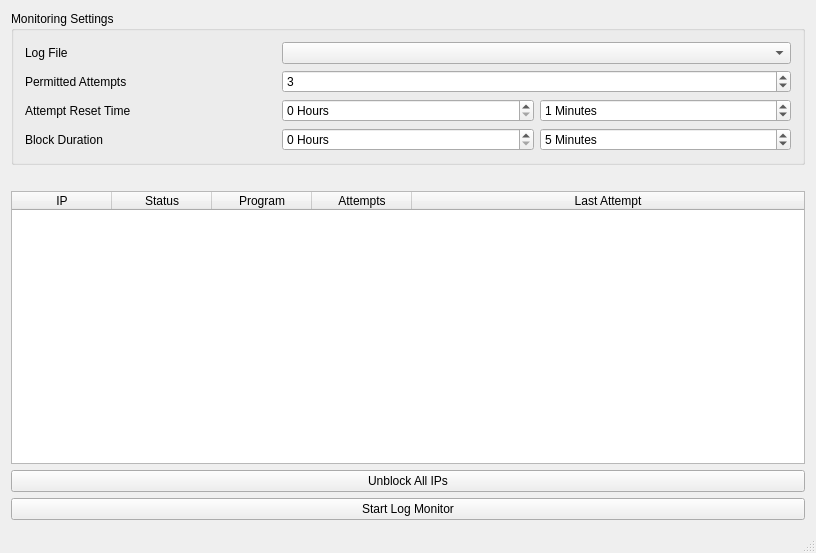
spenserlee/passwd-guess-monitor, file passwd-guess-monitor/mainwindow.ui: the form before one commit.
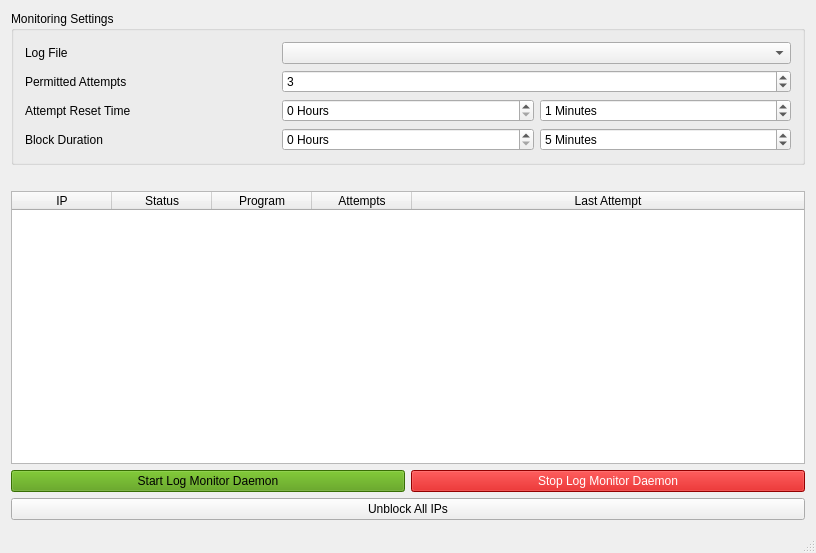
The form after the commit.

Commit message: reads file changes on modification & signal handling to prevent multiple daemons

The edit to the form file:
```diff
--- a/passwd-guess-monitor/mainwindow.ui
+++ b/passwd-guess-monitor/mainwindow.ui
@@ -15,34 +15,7 @@
   </property>
   <widget class="QWidget" name="centralWidget">
    <layout class="QGridLayout" name="gridLayout_2">
-    <item row="1" column="0">
-     <spacer name="horizontalSpacer">
-      <property name="orientation">
-       <enum>Qt::Horizontal</enum>
-      </property>
-      <property name="sizeHint" stdset="0">
-       <size>
-        <width>795</width>
-        <height>20</height>
-       </size>
-      </property>
-     </spacer>
-    </item>
-    <item row="4" column="0">
-     <widget class="QPushButton" name="startBtn">
-      <property name="text">
-       <string>Start Log Monitor</string>
-      </property>
-     </widget>
-    </item>
-    <item row="3" column="0">
-     <widget class="QPushButton" name="unblockBtn">
-      <property name="text">
-       <string>Unblock All IPs</string>
-      </property>
-     </widget>
-    </item>
-    <item row="0" column="0">
+    <item row="0" column="0" colspan="2">
      <widget class="QGroupBox" name="groupBox">
       <property name="title">
        <string>Monitoring Settings</string>
@@ -141,7 +114,20 @@
       </layout>
      </widget>
     </item>
-    <item row="2" column="0">
+    <item row="1" column="0" colspan="2">
+     <spacer name="horizontalSpacer">
+      <property name="orientation">
+       <enum>Qt::Horizontal</enum>
+      </property>
+      <property name="sizeHint" stdset="0">
+       <size>
+        <width>795</width>
+        <height>20</height>
+       </size>
+      </property>
+     </spacer>
+    </item>
+    <item row="2" column="0" colspan="2">
      <widget class="QTableWidget" name="infoTable">
       <property name="alternatingRowColors">
        <bool>true</bool>
@@ -179,6 +165,36 @@
       </column>
      </widget>
     </item>
+    <item row="3" column="0">
+     <widget class="QPushButton" name="startBtn">
+      <property name="autoFillBackground">
+       <bool>false</bool>
+      </property>
+      <property name="styleSheet">
+       <string notr="true">QPushButton { background-color: rgb(78, 154, 6); color: black;}</string>
+      </property>
+      <property name="text">
+       <string>Start Log Monitor Daemon</string>
+      </property>
+     </widget>
+    </item>
+    <item row="3" column="1">
+     <widget class="QPushButton" name="stopBtn">
+      <property name="styleSheet">
+       <string notr="true">QPushButton { background-color: rgb(204, 0, 0); color: white;}</string>
+      </property>
+      <property name="text">
+       <string>Stop Log Monitor Daemon</string>
+      </property>
+     </widget>
+    </item>
+    <item row="4" column="0" colspan="2">
+     <widget class="QPushButton" name="unblockBtn">
+      <property name="text">
+       <string>Unblock All IPs</string>
+      </property>
+     </widget>
+    </item>
    </layout>
   </widget>
   <widget class="QMenuBar" name="menuBar">
```
Left out of the diff: 12 changed lines with no effect on the pictures. The commit also changes 5 other files.
